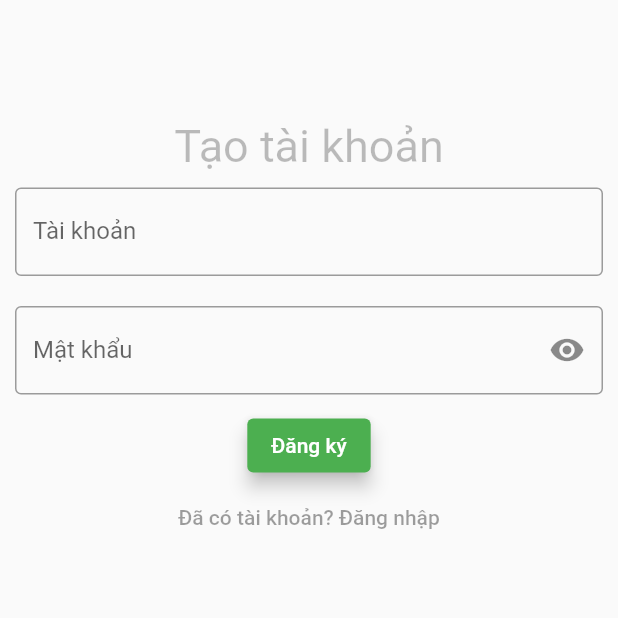
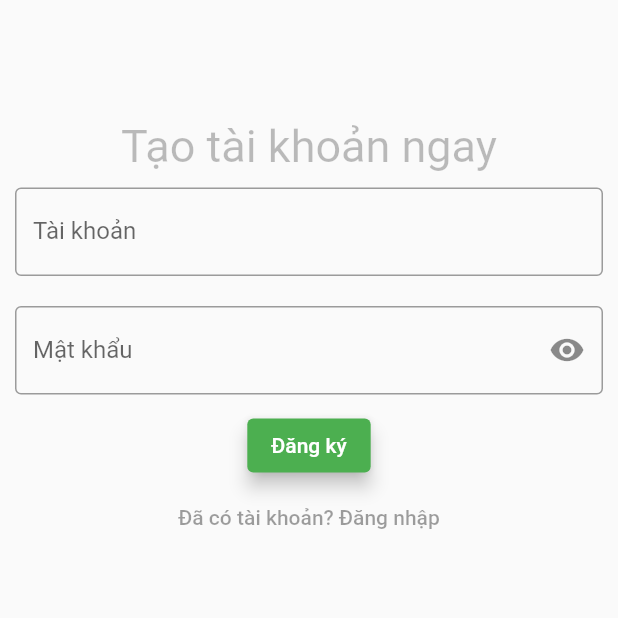
Before and after one commit to TranCongLiem/ALS_FE_CapstoneUI, a Flutter app: the Register screen opened directly, on a phone screen of 412 x 824 dp, the top half of it. Run offline on Flutter 3.47's test engine with Material 2 defaults, Android fonts, the phone set to English and light mode, and no system bars.

Commit message:
LiemTC_140822

```diff
--- a/lib/Register/register_screen.dart
+++ b/lib/Register/register_screen.dart
@@ -19,7 +19,7 @@ class _RegisterState extends State<Register> {
               children: <Widget>[
                 Container(
                   child: Text(
-                    "Tạo tài khoản",
+                    "Tạo tài khoản ngay",
                     style: TextStyle(
                       fontSize: 30,
                       color: Colors.black26,
```
